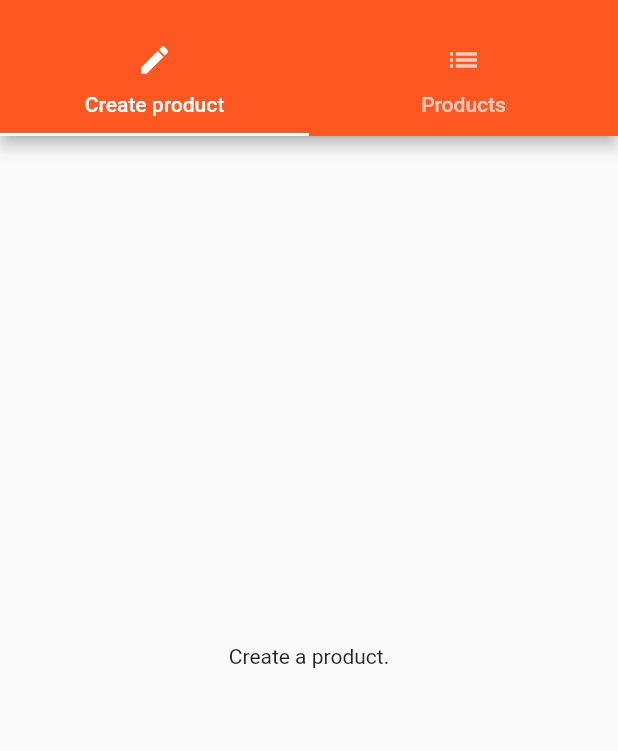
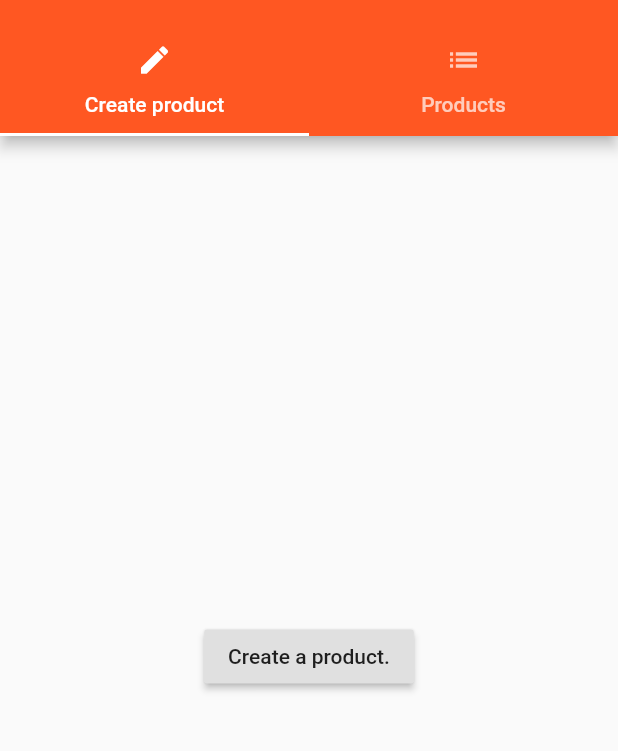
Before and after one commit to djurobrah/flutter_practice, a Flutter app: the ProductAdminPage screen opened by its route, on a phone screen of 412 x 824 dp, the part 59-810 px from its top. Run offline on Flutter 3.47's test engine with Material 2 defaults, Android fonts, the phone set to English and light mode, and no system bars.

Commit message:
Showing a modal.

```diff
--- a/lib/pages/product_create.dart
+++ b/lib/pages/product_create.dart
@@ -3,6 +3,16 @@ import 'package:flutter/material.dart';
 class ProductCreatePage extends StatelessWidget {
   @override
   Widget build(BuildContext context) {
-    return Center(child: Text("Create a product."));
+    return Center(
+        child: RaisedButton(
+      child: Text("Create a product."),
+      onPressed: ()
+      {
+        showModalBottomSheet(context: context, builder: (BuildContext context)
+        {
+          return Center(child: Text("Text, this is a modal!"));
+        });
+      },
+    ));
   }
 }
```
